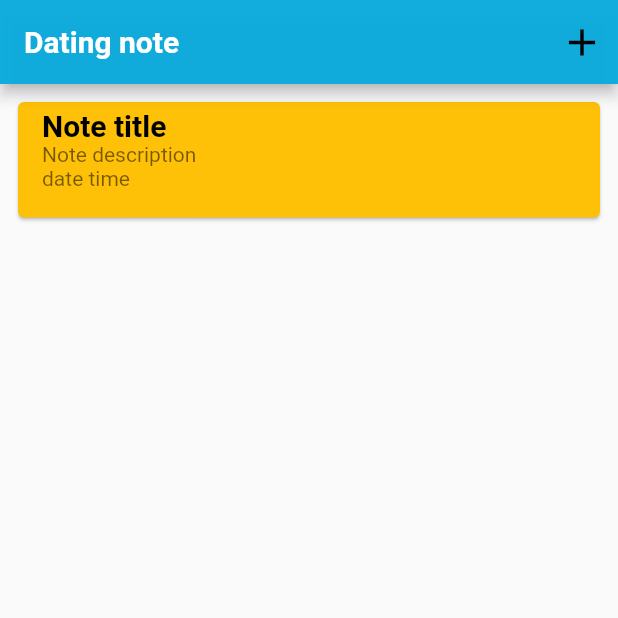
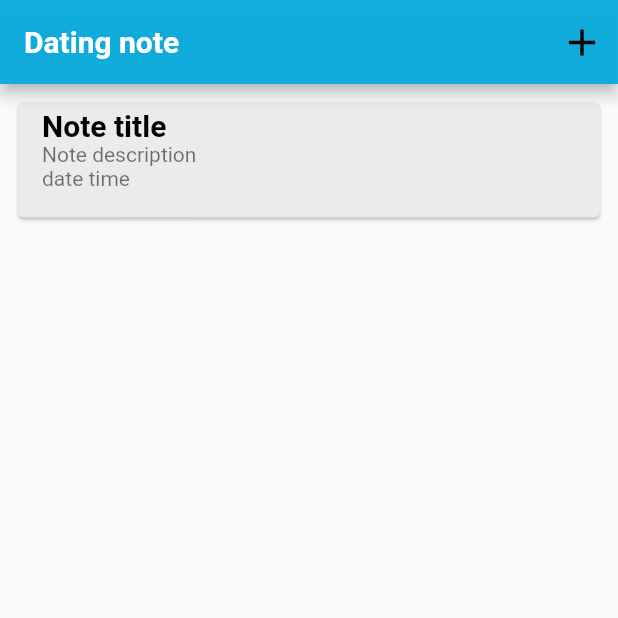
Before and after one commit to luonverak/Flutter-Local-Storage-6-7, a Flutter app: the screen it shows after launch, on a phone screen of 412 x 824 dp, the top half of it. Run offline on Flutter 3.47's test engine with Material 2 defaults, Android fonts, the phone set to English and light mode, and no system bars; drawn by our look-alikes of flutter_slidable; our stand-ins replace awesome_dialog.

Commit message:
code commit

```diff
--- a/lib/view/home_screen.dart
+++ b/lib/view/home_screen.dart
@@ -70,7 +70,7 @@ class HomeScreen extends StatelessWidget {
           child: const SizedBox(
             height: 85,
             child: Card(
-              color: Colors.amber,
+              color: Color.fromARGB(255, 235, 235, 235),
               child: ListTile(
                 title: Text(
                   'Note title',
```
